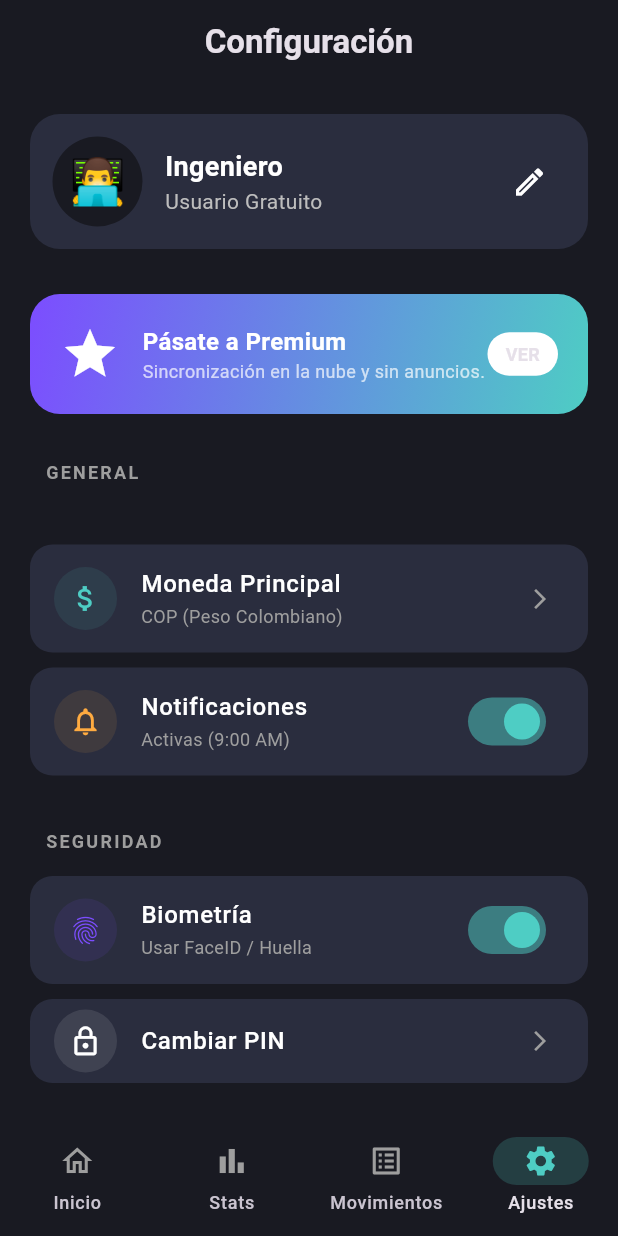
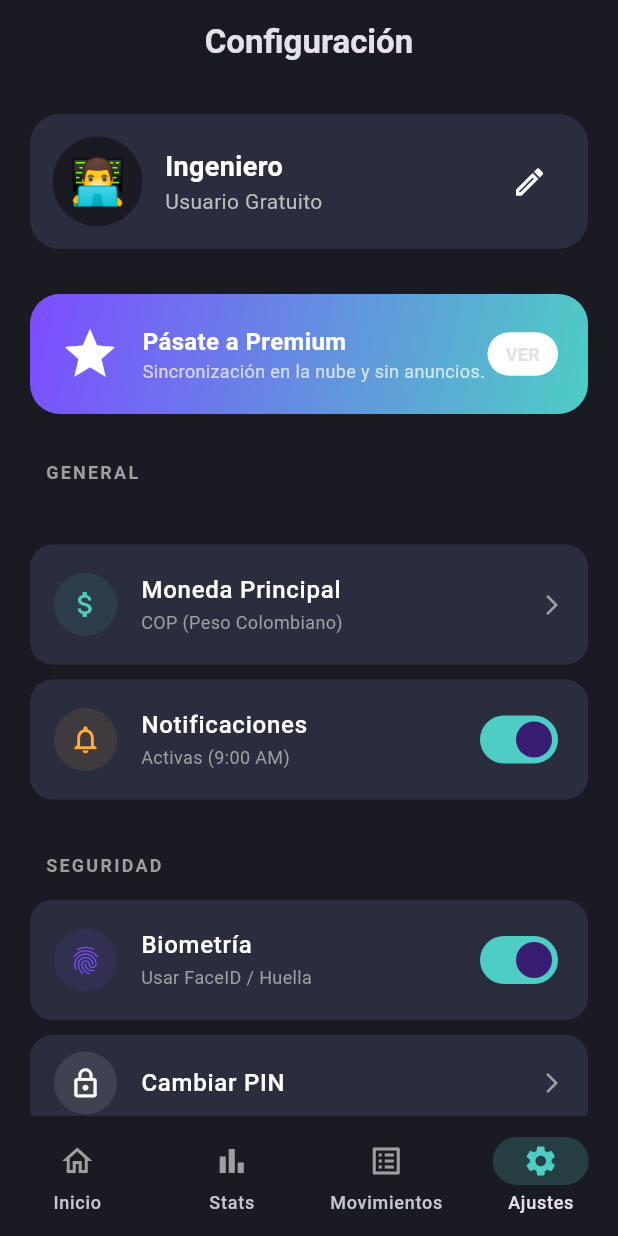
Before and after one commit to AndresCastilloPlata/balancea, a Flutter app: the screen it shows after launch, item 4 of the bottom bar chosen, on a phone screen of 412 x 824 dp. Run offline on Flutter 3.47's test engine with Material 3 defaults, Android fonts, the phone set to English and light mode, and no system bars; our stand-ins replace fl_chart, go_router.

Commit message:
Fix: Corrección de warning en Switch (activeTrackColor) y  Solución definitiva de ripple effect cuadrado usando widget Material con clipBehavior en SettingsTile

```diff
--- a/lib/presentation/screens/settings_screen.dart
+++ b/lib/presentation/screens/settings_screen.dart
@@ -129,8 +129,14 @@ class _CustomSettingsTile extends StatelessWidget {
         color: const Color(0xFF2A2D3E),
         borderRadius: BorderRadius.circular(15),
       ),
+      child: ClipRRect(
+        borderRadius: BorderRadius.circular(15),
         child: ListTile(
           onTap: onTap,
+          contentPadding: const EdgeInsets.symmetric(
+            horizontal: 16,
+            vertical: 4,
+          ),
 
           // Icono Principal
           leading: Container(
@@ -141,6 +147,8 @@ class _CustomSettingsTile extends StatelessWidget {
             ),
             child: Icon(icon, color: color, size: 22),
           ),
+
+          // Textos
           title: Text(
             title,
             style: const TextStyle(
@@ -154,15 +162,22 @@ class _CustomSettingsTile extends StatelessWidget {
                   style: TextStyle(color: Colors.grey[500], fontSize: 12),
                 )
               : null,
+
+          // Elemento final
           trailing: isLocked
               ? Icon(Icons.lock, color: Colors.grey[600], size: 20)
               : showSwitch
               ? Switch(
                   value: true, // Dummy value
                   onChanged: (val) {},
-                activeColor: const Color(0xFF4ECDC4),
+                  activeTrackColor: const Color(0xFF4ECDC4),
                 )
-            : const Icon(Icons.arrow_forward_ios, color: Colors.grey, size: 16),
+              : const Icon(
+                  Icons.arrow_forward_ios,
+                  color: Colors.grey,
+                  size: 16,
+                ),
+        ),
       ),
     );
   }
```
Lines whose indentation alone changed are shown as unchanged.
